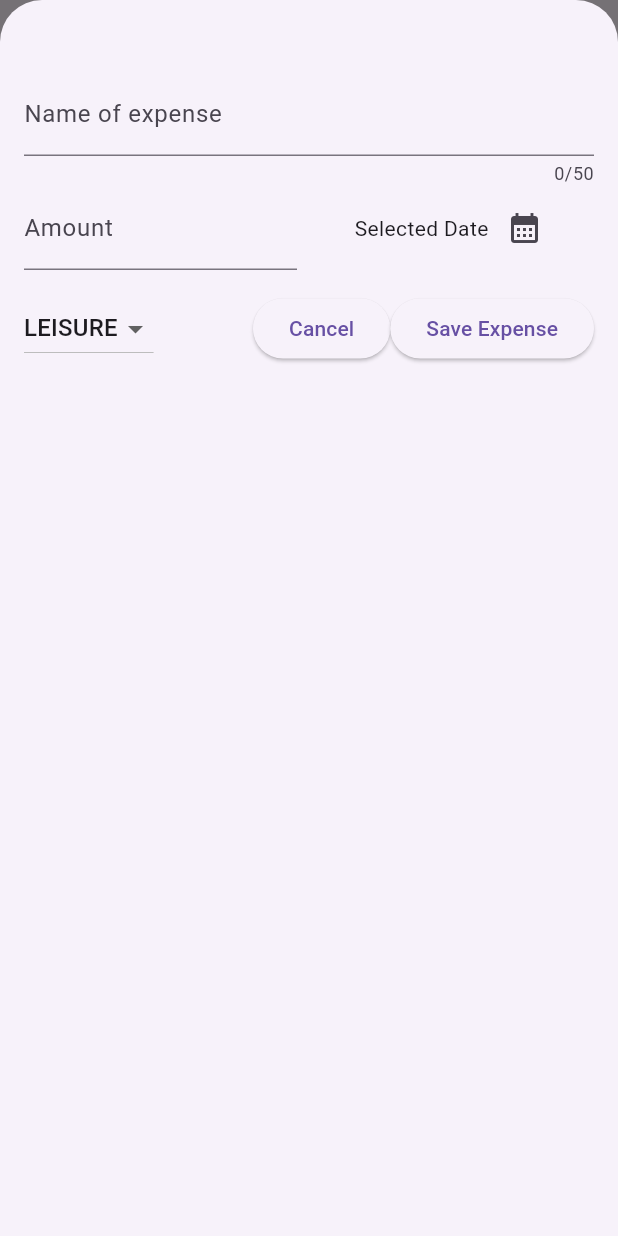
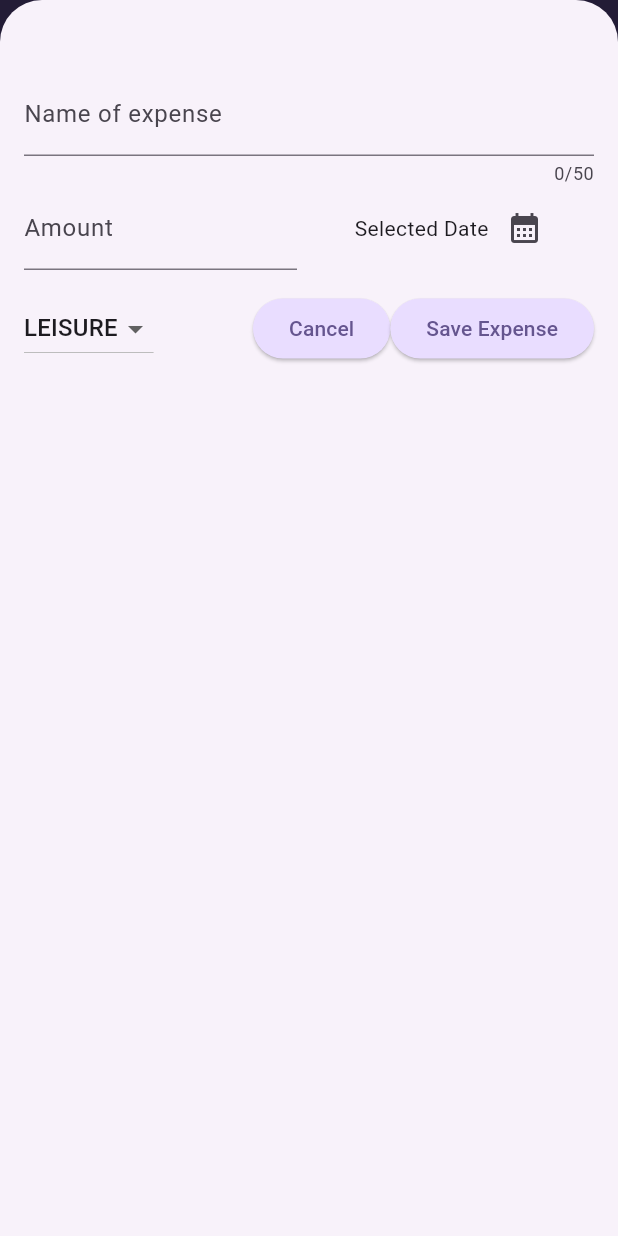
Before and after one commit to AdrianMReds/flutter_expense_tracker, a Flutter app: the screen it shows after launch, after a tap on the "add" icon, on a phone screen of 412 x 824 dp. Run offline on Flutter 3.47's test engine with Material 3 defaults, Android fonts, the phone set to English and light mode, and no system bars.

Commit message:
Themes and dark mode

```diff
--- a/lib/main.dart
+++ b/lib/main.dart
@@ -1,9 +1,53 @@
 import 'package:flutter/material.dart';
 import 'package:expense_tracker/screens/expenses.dart';
 
+var kColorScheme = ColorScheme.fromSeed(
+  seedColor: const Color.fromARGB(255, 96, 59, 181),
+);
+
+var kDarkColorScheme = ColorScheme.fromSeed(
+    brightness: Brightness.dark,
+    seedColor: const Color.fromARGB(255, 5, 99, 125));
+
 void main() {
-  runApp(const MaterialApp(
+  runApp(MaterialApp(
+    darkTheme: ThemeData.dark().copyWith(
+      colorScheme: kDarkColorScheme,
+      cardTheme: const CardTheme().copyWith(
+        color: kDarkColorScheme.secondaryContainer,
+        margin: const EdgeInsets.all(10),
+      ),
+      elevatedButtonTheme: ElevatedButtonThemeData(
+        style: ElevatedButton.styleFrom(
+          backgroundColor: kDarkColorScheme.primaryContainer,
+          foregroundColor: kDarkColorScheme.onPrimaryContainer,
+        ),
+      ),
+    ),
+    theme: ThemeData().copyWith(
+      colorScheme: kColorScheme,
+      appBarTheme: const AppBarTheme().copyWith(
+        backgroundColor: kColorScheme.onPrimaryContainer,
+        foregroundColor: kColorScheme.primaryContainer,
+      ),
+      cardTheme: const CardTheme().copyWith(
+        color: kColorScheme.secondaryContainer,
+        margin: const EdgeInsets.all(10),
+      ),
+      elevatedButtonTheme: ElevatedButtonThemeData(
+        style: ElevatedButton.styleFrom(
+          backgroundColor: kColorScheme.primaryContainer,
+        ),
+      ),
+      textTheme: ThemeData().textTheme.copyWith(
+            titleLarge: TextStyle(
+              color: kColorScheme.onSecondaryContainer,
+              fontWeight: FontWeight.bold,
+            ),
+          ),
+    ),
+    themeMode: ThemeMode.system,
     debugShowCheckedModeBanner: false,
-    home: Expenses(),
+    home: const Expenses(),
   ));
 }
--- a/lib/widgets/expenses_list/expense_item.dart
+++ b/lib/widgets/expenses_list/expense_item.dart
@@ -10,10 +10,17 @@ class ExpenseItem extends StatelessWidget {
   Widget build(BuildContext context) {
     return Card(
       child: Padding(
-        padding: const EdgeInsets.symmetric(horizontal: 20, vertical: 16),
+        padding: const EdgeInsets.symmetric(
+          horizontal: 20,
+          vertical: 16,
+        ),
         child: Column(
+          crossAxisAlignment: CrossAxisAlignment.start,
           children: [
-            Text(expense.title),
+            Text(
+              expense.title,
+              style: Theme.of(context).textTheme.titleLarge,
+            ),
             const SizedBox(height: 4),
             Row(
               children: [
--- a/lib/widgets/expenses_list/expenses_list.dart
+++ b/lib/widgets/expenses_list/expenses_list.dart
@@ -18,7 +18,8 @@ class ExpensesList extends StatelessWidget {
             key: ValueKey(expenses[index]),
             direction: DismissDirection.endToStart,
             background: Container(
-              color: Colors.red,
+              color: Theme.of(context).colorScheme.error.withOpacity(.75),
+              margin: const EdgeInsets.symmetric(horizontal: 16, vertical: 12),
             ),
             onDismissed: (direction) {
               onRemoveExpense(expenses[index]);
```
